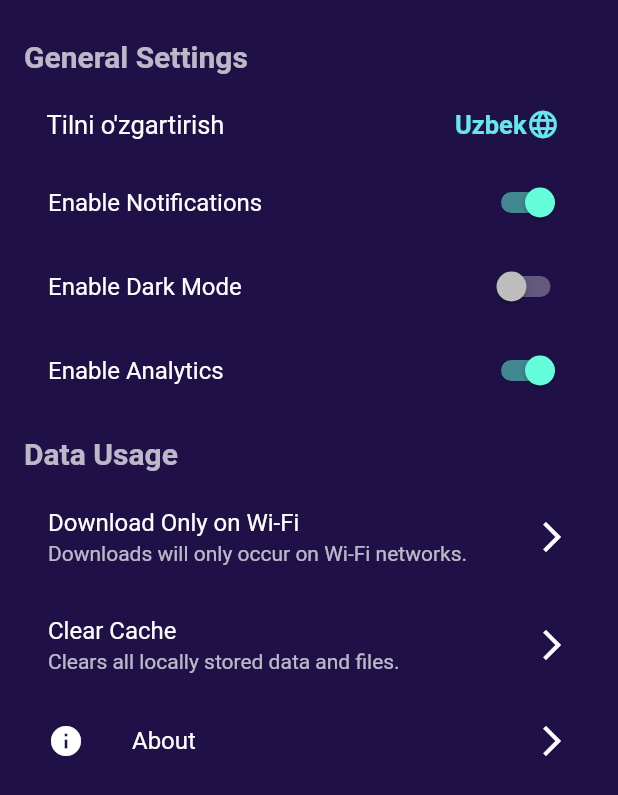
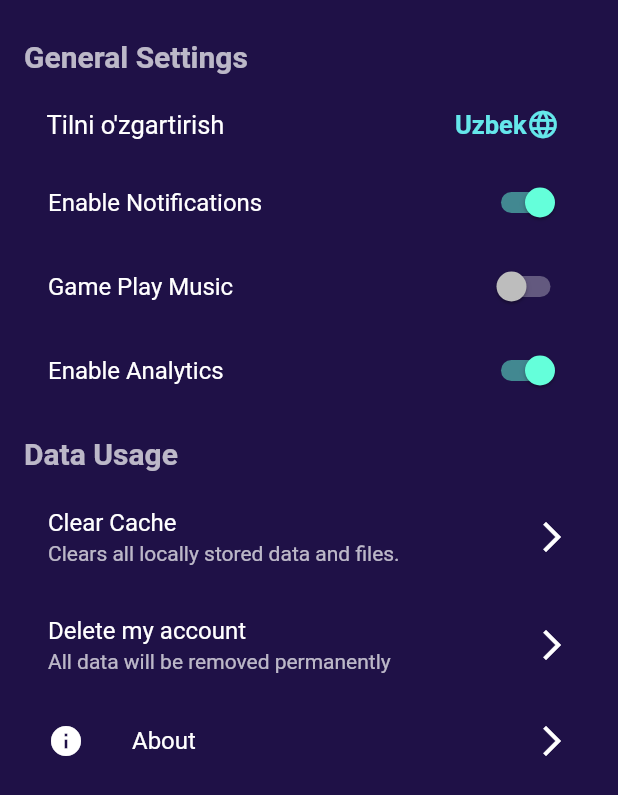
Before and after one commit to Davidbek96/word_champ_game, a Flutter app: the SettingsWidget widget shown alone on an empty page, opened directly, after a tap on "English", on a phone screen of 412 x 824 dp. Shown: the top 795 px of the screen. Run offline on Flutter 3.47's test engine with Material 2 defaults, Android fonts, the phone set to English and light mode, and no system bars; our stand-ins replace audioplayers, cloud_firestore, firebase_auth, firebase_core, firebase_database, flutter_tts and 4 more; missing offline and left inert: flutter_polygon; accounts and stored records are empty; network calls fail.

Commit message:
textfield and country fixed

```diff
--- a/lib/bindings/initial_bindings.dart
+++ b/lib/bindings/initial_bindings.dart
@@ -2,6 +2,7 @@ import 'package:get/get.dart';
 import 'package:riddle_leader/controllers/auth_controller.dart';
 import 'package:riddle_leader/controllers/game_controller.dart';
 import 'package:riddle_leader/controllers/leaderboard_controller.dart';
+import 'package:riddle_leader/controllers/ui_controller.dart';
 
 import '../controllers/user_data_controller.dart';
 
@@ -13,5 +14,6 @@ class InitialBindings implements Bindings {
     Get.put(AuthController(), permanent: true);
     Get.put(LeaderboardController(), permanent: true);
     Get.put(GameController(), permanent: true);
+    Get.put(UIController(), permanent: true);
   }
 }
--- a/lib/constants/style_constants.dart
+++ b/lib/constants/style_constants.dart
@@ -14,8 +14,8 @@ var kGradientColors = [
 
 var kQuizCategoryIcons = [
   Icons.dashboard,
+  Icons.edit_document,
   Icons.headset_mic,
-  Icons.edit_document,
   Icons.speaker,
   // Icons.payment,
   // Icons.travel_explore,
--- a/lib/controllers/auth_controller.dart
+++ b/lib/controllers/auth_controller.dart
@@ -80,7 +80,7 @@ class AuthController extends GetxController {
 
   void signOut() {
     AuthService().signOut().then((_) {
-      Get.offAll(() => const LoginScreen());
+      Get.offAll(() => LoginScreen());
     });
   }
 
--- a/lib/main.dart
+++ b/lib/main.dart
@@ -66,7 +66,7 @@ void main() async {
                   return const HomeScreen();
                 });
           }
-          return const LoginScreen();
+          return LoginScreen();
         }),
         // initialises Fluttertoast package
         builder: FToastBuilder(),
--- a/lib/model/user_model.dart
+++ b/lib/model/user_model.dart
@@ -36,7 +36,7 @@ class UserModel {
       name: data[DBColumnUser.name],
       email: data[DBColumnUser.email],
       avatarKey: data[DBColumnUser.avatarKey],
-      country: data[DBColumnUser.lifeCount],
+      country: data[DBColumnUser.country],
       // helpCount: data[DBColumnUser.helpCount],
       openLevel: data[DBColumnUser.openLevel],
       // trophyGold: data[DBColumnUser.trophyGold],
--- a/lib/screens/create_account_screen.dart
+++ b/lib/screens/create_account_screen.dart
@@ -12,7 +12,7 @@ class CreateAccountScreen extends StatelessWidget {
   @override
   Widget build(BuildContext context) {
     return Scaffold(
-      resizeToAvoidBottomInset: false,
+      resizeToAvoidBottomInset: true,
       body: SingleChildScrollView(
         padding: EdgeInsets.only(top: Get.height / 16),
         child: Obx(
@@ -162,7 +162,7 @@ class CreateAccountScreen extends StatelessWidget {
                             onPressed: () {
                               _authCtrl.reset();
                               // Get.back();
-                              Get.offAll(() => const LoginScreen());
+                              Get.offAll(() => LoginScreen());
                             },
                             child: const Text(
                               'Login',
--- a/lib/screens/home_screen/settings_widget.dart
+++ b/lib/screens/home_screen/settings_widget.dart
@@ -54,7 +54,7 @@ class _SettingsWidgetState extends State<SettingsWidget> {
           },
         ),
         SwitchListTile(
-          title: const Text('Enable Dark Mode'),
+          title: const Text('Game Play Music'),
           value: _enableDarkMode,
           onChanged: (value) {
             setState(() {
@@ -81,20 +81,16 @@ class _SettingsWidgetState extends State<SettingsWidget> {
         ),
         const SizedBox(height: 8),
         ListTile(
-          title: const Text('Download Only on Wi-Fi'),
-          subtitle: const Text('Downloads will only occur on Wi-Fi networks.'),
-          trailing: const Icon(Icons.arrow_forward_ios),
-          onTap: () {
-            // TODO: navigate to Wi-Fi settings page
-          },
-        ),
-        ListTile(
           title: const Text('Clear Cache'),
           subtitle: const Text('Clears all locally stored data and files.'),
           trailing: const Icon(Icons.arrow_forward_ios),
-          onTap: () {
-            // TODO: implement cache clearing functionality
-          },
+          onTap: () {},
+        ),
+        ListTile(
+          title: const Text('Delete my account'),
+          subtitle: const Text('All data will be removed permanently'),
+          trailing: const Icon(Icons.arrow_forward_ios),
+          onTap: () {},
         ),
         ListTile(
           leading: Icon(Icons.info),
--- a/lib/screens/login_screen.dart
+++ b/lib/screens/login_screen.dart
@@ -2,6 +2,7 @@ import 'package:flutter/material.dart';
 import 'package:get/get.dart';
 import 'package:google_fonts/google_fonts.dart';
 import 'package:riddle_leader/controllers/auth_controller.dart';
+import 'package:riddle_leader/controllers/ui_controller.dart';
 import 'package:riddle_leader/helpers/custom_validator.dart';
 import 'create_account_screen.dart';
 
@@ -13,7 +14,7 @@ class LoginScreen extends StatelessWidget {
   @override
   Widget build(BuildContext context) {
     return Scaffold(
-      resizeToAvoidBottomInset: false,
+      resizeToAvoidBottomInset: true,
       body: SingleChildScrollView(
         padding: EdgeInsets.only(top: Get.height / 16),
         child: Column(
@@ -43,7 +44,7 @@ class LoginScreen extends StatelessWidget {
                       padding: const EdgeInsets.symmetric(
                           horizontal: 20.0, vertical: 10),
                       child: SizedBox(
-                        height: 50.0,
+                        height: 50,
                         child: TextFormField(
                           controller: _authCtrl.emailTextCtrl.value,
                           validator: CustomValidator.validateEmail,
@@ -59,7 +60,7 @@ class LoginScreen extends StatelessWidget {
                       padding: const EdgeInsets.symmetric(
                           horizontal: 20.0, vertical: 10),
                       child: SizedBox(
-                        height: 50.0,
+                        height: 50,
                         child: TextFormField(
                           controller: _authCtrl.passwordTextCtrl.value,
                           validator: CustomValidator.validatePassword,
--- a/lib/themes/myapp_theme.dart
+++ b/lib/themes/myapp_theme.dart
@@ -7,6 +7,15 @@ class MyAppTheme {
     return ThemeData.dark().copyWith(
       scaffoldBackgroundColor: const Color(0xFF1F1147),
       inputDecorationTheme: const InputDecorationTheme(
+        errorStyle: TextStyle(fontSize: 0.01),
+        errorBorder: OutlineInputBorder(
+          borderRadius: BorderRadius.all(Radius.circular(30.0)),
+          borderSide: BorderSide(color: Colors.red),
+        ),
+        focusedErrorBorder: OutlineInputBorder(
+          borderRadius: BorderRadius.all(Radius.circular(30.0)),
+          borderSide: BorderSide(color: Color(0xFF6949FE)),
+        ),
         enabledBorder: OutlineInputBorder(
           borderRadius: BorderRadius.all(Radius.circular(30.0)),
           borderSide: BorderSide(color: Color(0xFF6949FE)),
```
Also changed, not shown: lib/controllers/ui_controller.dart (added, +9 -0 lines), lib/screens/home_screen/profile_widget.dart (+12 -1 lines), lib/screens/leaderboard_screen.dart (+4 -9 lines).
